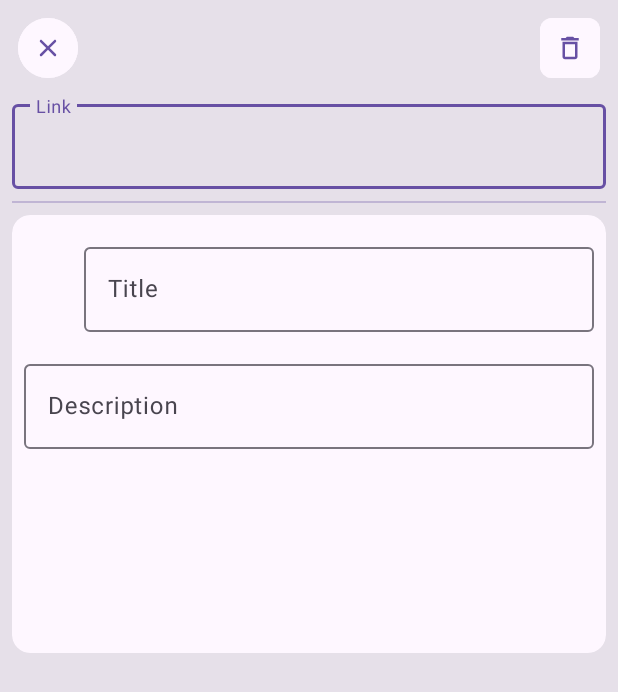
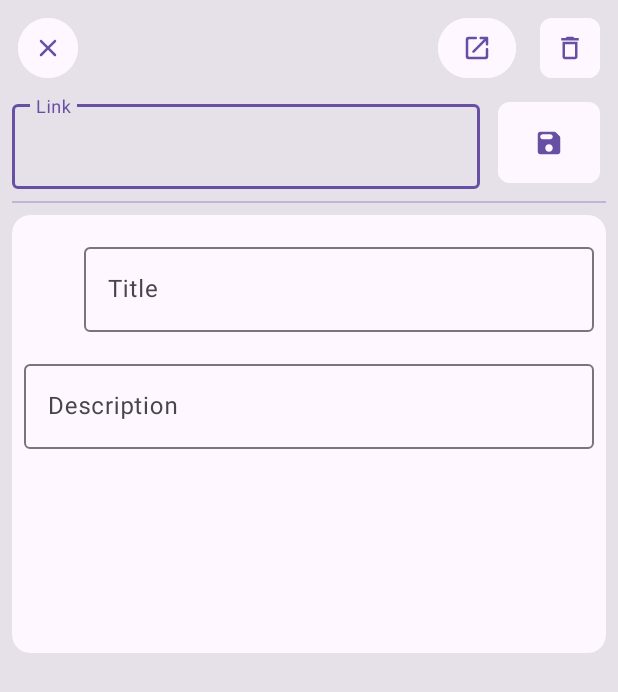
Before and after one commit to aiyu-ayaan/LinkSaver, an Android app: the fragment DetailFragment shown on its own in the app's theme, on a phone screen of 412 x 824 dp. Shown: the top 692 px of the screen. Run offline under Robolectric (Android 15) with nearby library versions, the phone set to English and light mode, and no system bars; our stand-ins replace Dagger/Hilt's generated code; libraries missing offline, so code that uses them is left out: android.viewbinding.library; pictures from the network do not load; 23 statements that could not run were skipped.

Commit message:
* Code cleanup * DetailFragment done

```diff
--- a/app/build.gradle.kts
+++ b/app/build.gradle.kts
@@ -59,7 +59,6 @@ dependencies {
     implementation(libs.android.viewbinding)
     implementation(libs.coil)
     implementation(libs.coil.svg)
-    implementation(libs.url.imageloader)
 
 }
 
--- a/app/src/main/java/com/atech/linksaver/ui/fragment/home/HomeFragment.kt
+++ b/app/src/main/java/com/atech/linksaver/ui/fragment/home/HomeFragment.kt
@@ -75,7 +75,6 @@ class HomeFragment : Fragment(R.layout.fragment_home) {
     private fun observeViewList() {
         viewModel.link.observe(viewLifecycleOwner) {
             homeAdapter.submitList(it)
-            Log.d("AAA", "observeViewList: ${it[0].icon}")
         }
     }
 }
--- /dev/null
+++ b/app/src/main/res/drawable/round_save_24.xml
@@ -0,0 +1,5 @@
+<vector android:height="24dp" android:tint="#000000"
+    android:viewportHeight="24" android:viewportWidth="24"
+    android:width="24dp" xmlns:android="http://schemas.android.com/apk/res/android">
+    <path android:fillColor="@android:color/white" android:pathData="M17.59,3.59c-0.38,-0.38 -0.89,-0.59 -1.42,-0.59L5,3c-1.11,0 -2,0.9 -2,2v14c0,1.1 0.9,2 2,2h14c1.1,0 2,-0.9 2,-2L21,7.83c0,-0.53 -0.21,-1.04 -0.59,-1.41l-2.82,-2.83zM12,19c-1.66,0 -3,-1.34 -3,-3s1.34,-3 3,-3 3,1.34 3,3 -1.34,3 -3,3zM13,9L7,9c-1.1,0 -2,-0.9 -2,-2s0.9,-2 2,-2h6c1.1,0 2,0.9 2,2s-0.9,2 -2,2z"/>
+</vector>
--- a/app/src/main/res/layout/fragment_link_details.xml
+++ b/app/src/main/res/layout/fragment_link_details.xml
@@ -10,6 +10,12 @@
     app:cardCornerRadius="0dp"
     app:cardElevation="0dp"
     tools:context="com.atech.linksaver.ui.fragment.detail.DetailFragment">
+
+    <androidx.core.widget.NestedScrollView
+        android:layout_width="match_parent"
+        android:layout_height="match_parent"
+        android:fillViewport="true"
+        android:scrollbars="none">
 
         <androidx.constraintlayout.widget.ConstraintLayout
             android:layout_width="match_parent"
@@ -27,6 +33,20 @@
                 app:layout_constraintStart_toStartOf="parent"
                 app:layout_constraintTop_toTopOf="parent" />
 
+
+            <com.google.android.material.button.MaterialButton
+                android:id="@+id/materialButtonOpen"
+                style="?attr/materialIconButtonFilledStyle"
+                android:layout_width="wrap_content"
+                android:layout_height="wrap_content"
+                android:layout_marginEnd="@dimen/grid_1"
+                android:backgroundTint="?colorSurface"
+                android:paddingHorizontal="@dimen/grid_2"
+                app:icon="@drawable/round_open_in_new_24"
+                app:iconTint="?attr/colorPrimary"
+                app:layout_constraintEnd_toStartOf="@+id/materialButtonDelete"
+                app:layout_constraintTop_toTopOf="parent" />
+
             <com.google.android.material.button.MaterialButton
                 android:id="@+id/materialButtonDelete"
                 style="?attr/materialIconButtonFilledStyle"
@@ -39,14 +59,31 @@
                 app:layout_constraintEnd_toEndOf="parent"
                 app:layout_constraintTop_toTopOf="parent" />
 
+            <com.google.android.material.button.MaterialButton
+                android:id="@+id/materialButtonSave"
+                style="?attr/materialIconButtonFilledStyle"
+                android:layout_width="wrap_content"
+                android:layout_height="0dp"
+                android:backgroundTint="?colorSurface"
+                android:padding="@dimen/grid_3"
+                app:cornerRadius="@dimen/grid_1"
+                app:icon="@drawable/round_save_24"
+                app:iconTint="?attr/colorPrimary"
+                app:layout_constraintBottom_toBottomOf="@+id/text_input_layout_link"
+                app:layout_constraintEnd_toEndOf="parent"
+                app:layout_constraintTop_toTopOf="@+id/text_input_layout_link" />
+
             <com.google.android.material.textfield.TextInputLayout
                 android:id="@+id/text_input_layout_link"
-            android:layout_width="match_parent"
+                android:layout_width="0dp"
                 android:layout_height="wrap_content"
                 android:layout_marginTop="@dimen/grid_1"
+                android:layout_marginEnd="@dimen/grid_1"
                 android:hint="@string/link"
-            app:layout_constraintTop_toBottomOf="@+id/materialButtonClose"
-            tools:layout_editor_absoluteX="8dp">
+                app:endIconMode="clear_text"
+                app:layout_constraintEnd_toStartOf="@+id/materialButtonSave"
+                app:layout_constraintStart_toStartOf="@+id/materialButtonClose"
+                app:layout_constraintTop_toBottomOf="@+id/materialButtonClose">
 
                 <com.google.android.material.textfield.TextInputEditText
                     android:layout_width="match_parent"
@@ -63,6 +100,7 @@
                 app:layout_constraintTop_toBottomOf="@+id/text_input_layout_link" />
 
             <com.google.android.material.card.MaterialCardView
+                android:id="@+id/materialCardView"
                 style="?attr/materialCardViewFilledStyle"
                 android:layout_width="match_parent"
                 android:layout_height="wrap_content"
@@ -133,4 +171,5 @@
                 </LinearLayout>
             </com.google.android.material.card.MaterialCardView>
         </androidx.constraintlayout.widget.ConstraintLayout>
+    </androidx.core.widget.NestedScrollView>
 </com.google.android.material.card.MaterialCardView>
--- a/core/src/main/java/com/atech/core/data/database/LinkDao.kt
+++ b/core/src/main/java/com/atech/core/data/database/LinkDao.kt
@@ -20,7 +20,7 @@ interface LinkDao {
 
 
     @Update
-    suspend fun updateLink(linkModel: LinkModel)
+    suspend fun updateLink(linkModel: LinkModel) : Int
 
 
     @Delete
```
Also changed, not shown: app/src/main/java/com/atech/linksaver/ui/fragment/add/AddBottomSheetFragment.kt (+9 -38 lines), app/src/main/java/com/atech/linksaver/ui/fragment/detail/DetailFragment.kt (+58 -0 lines), app/src/main/java/com/atech/linksaver/utils/dialog.kt (added, +41 -0 lines), app/src/main/java/com/atech/linksaver/utils/launchWhenStarted.kt (added, +16 -0 lines), core/src/main/java/com/atech/core/data/use_cases/LinkUseCases.kt (+15 -7 lines), core/src/main/java/com/atech/core/util/loadImageCallback.kt (added, +33 -0 lines). Lines whose indentation alone changed are shown as unchanged.
